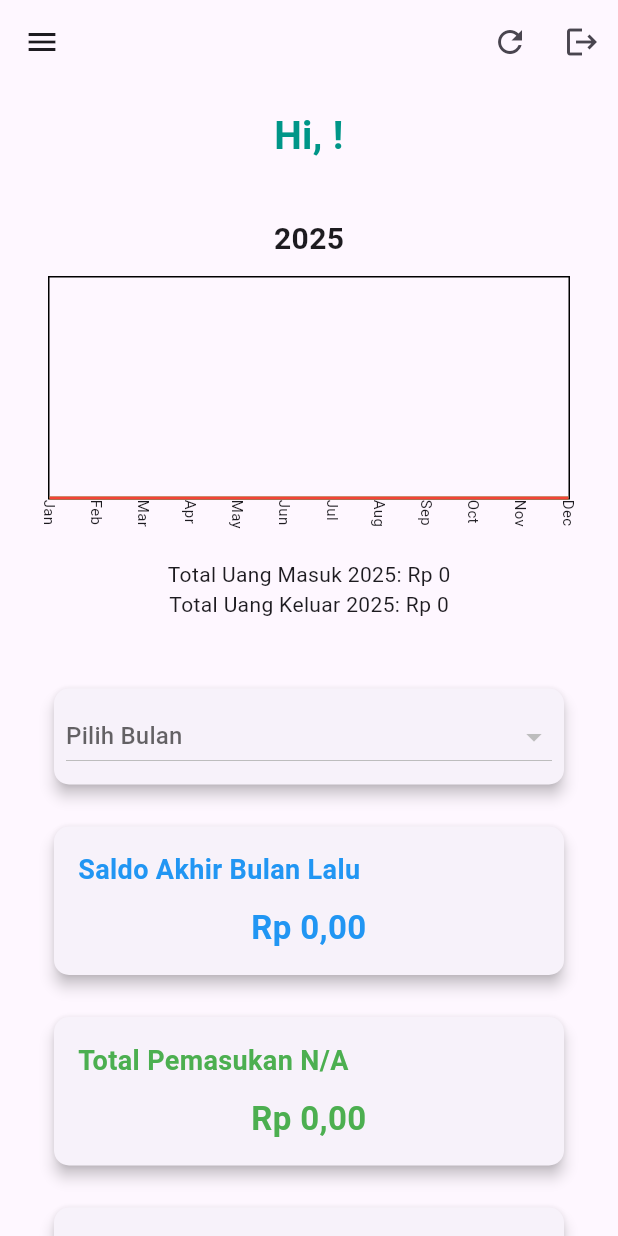
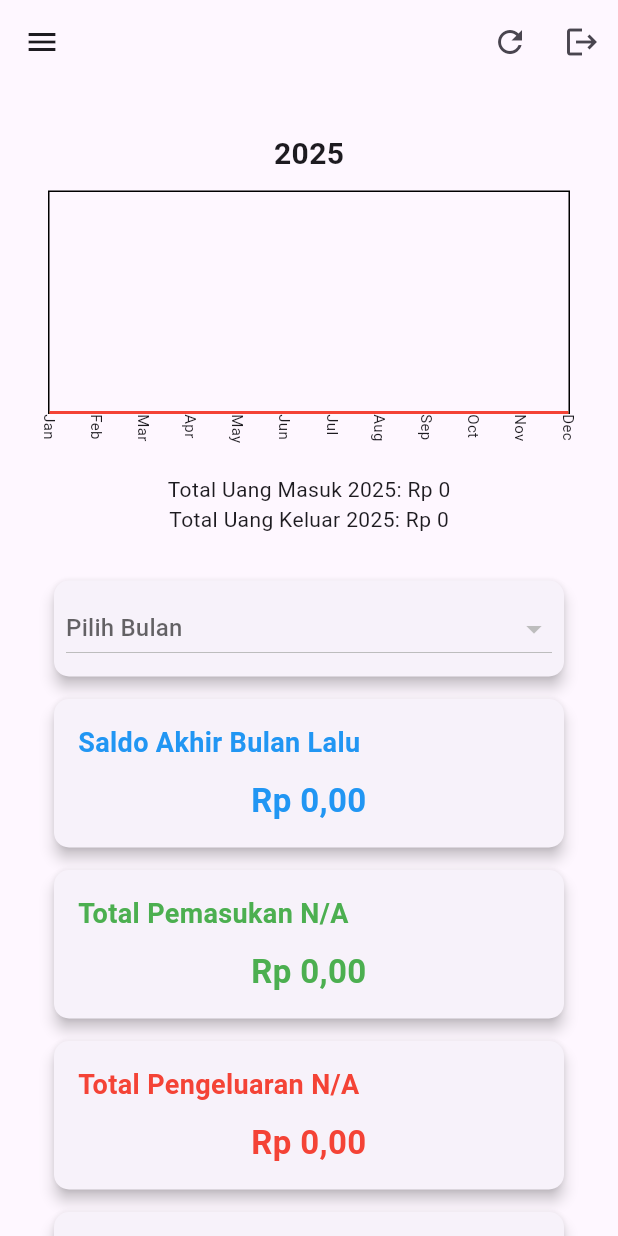
Before and after one commit to soulofjava/artha, a Flutter app: the HomePage screen opened directly, on a phone screen of 412 x 824 dp. Run offline on Flutter 3.47's test engine with Material 3 defaults, Android fonts, the light colour scheme and no system bars; drawn by our look-alikes of fl_chart; our stand-ins replace file_picker, local_auth, shared_preferences, sqflite; missing offline and left inert: excel; accounts and stored records are empty.

Commit message:
perbaikan hlaman home

```diff
--- a/lib/home.dart
+++ b/lib/home.dart
@@ -205,22 +205,10 @@ class _HomePageState extends State<HomePage> {
                     mainAxisAlignment: MainAxisAlignment.center,
                     crossAxisAlignment: CrossAxisAlignment.stretch,
                     children: [
-                      // Welcome Text
-                      Text(
-                        'Hi, $username!',
-                        textAlign: TextAlign.center,
-                        style: TextStyle(
-                          fontSize: 26,
-                          fontWeight: FontWeight.bold,
-                          color: Colors.teal,
-                        ),
-                      ),
-                      SizedBox(height: 20),
-
                       // Add the MonthlyTotalsChart widget above the dropdown
                       MonthlyTotalsChart(), // No data passed to the chart
 
-                      SizedBox(height: 30),
+                      SizedBox(height: 15),
 
                       // Month selection dropdown inside a Card
                       Card(
@@ -256,14 +244,14 @@ class _HomePageState extends State<HomePage> {
                           ),
                         ),
                       ),
-                      SizedBox(height: 28),
+                      SizedBox(height: 15),
                       InfoCard(
                         title: 'Saldo Akhir Bulan Lalu',
                         value: formatCurrency(monthlyTotals['saldoLalu'] ?? 0),
                         titleColor: Colors.blue,
                         valueColor: Colors.blue,
                       ),
-                      SizedBox(height: 28),
+                      SizedBox(height: 15),
 
                       InfoCard(
                         title:
@@ -272,7 +260,7 @@ class _HomePageState extends State<HomePage> {
                         titleColor: Colors.green,
                         valueColor: Colors.green,
                       ),
-                      SizedBox(height: 28),
+                      SizedBox(height: 15),
 
                       InfoCard(
                         title:
@@ -281,7 +269,7 @@ class _HomePageState extends State<HomePage> {
                         titleColor: Colors.red,
                         valueColor: Colors.red,
                       ),
-                      SizedBox(height: 28),
+                      SizedBox(height: 15),
 
                       InfoCard(
                         title:
```
